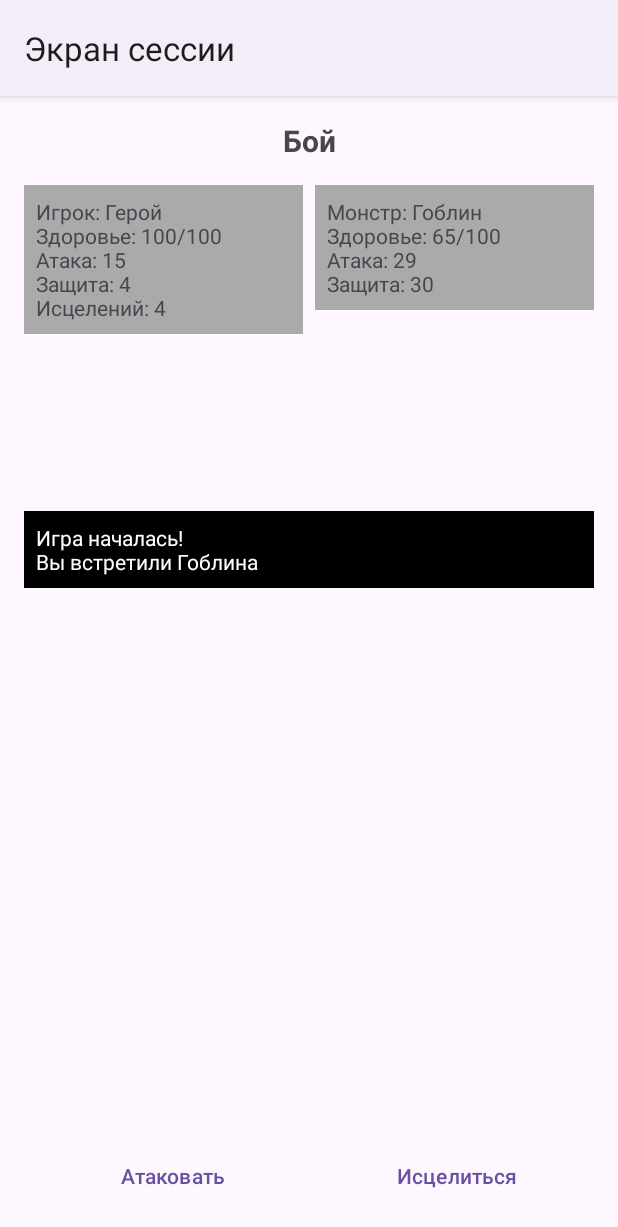
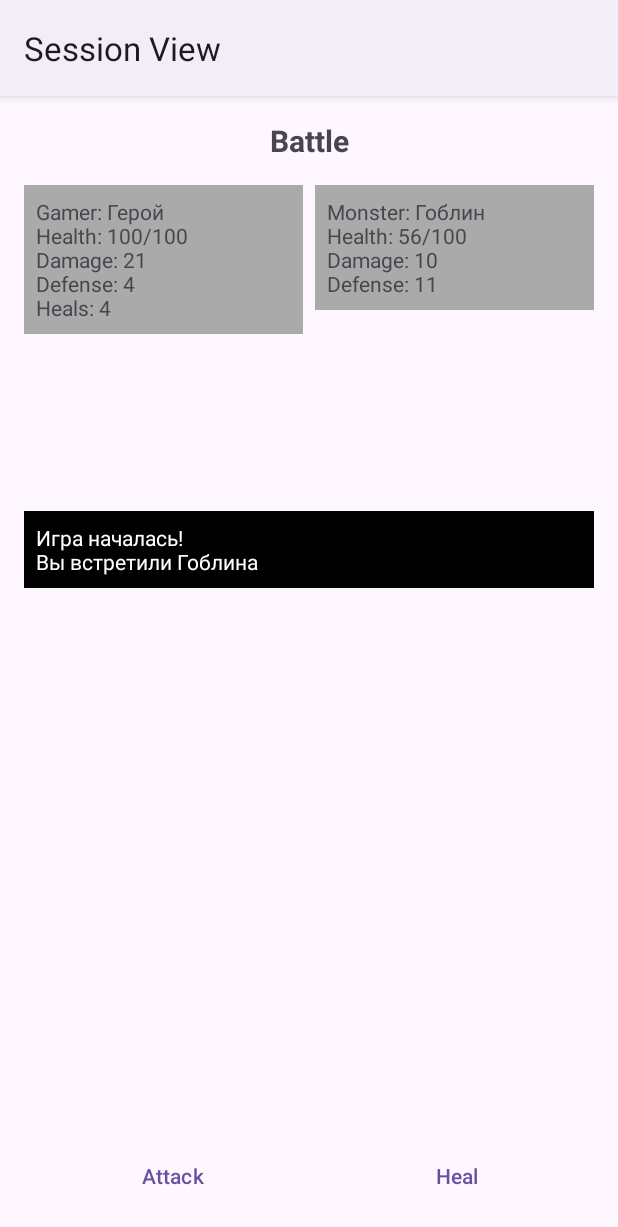
Before and after one commit to 5centsight/headsxhandstask, an Android app: the GameActivity screen opened directly, with no data from a screen before it, on a phone screen of 412 x 824 dp. Shown: the top 1227 px of the screen. Run offline under Robolectric (Android 15) with nearby library versions, the phone set to English and light mode, and no system bars.

Commit message:
Added RU-locale, extract string sources

```diff
--- a/app/src/main/java/com/pets/testtask/GameActivity.kt
+++ b/app/src/main/java/com/pets/testtask/GameActivity.kt
@@ -65,20 +65,20 @@ class GameActivity : AppCompatActivity() {
 
     private fun showGameOverDialog() {
         AlertDialog.Builder(this)
-            .setTitle("Игра окончена")
-            .setMessage("Вы проиграли. Хотите сыграть еще?")
-            .setPositiveButton("Новая игра") { _, _ -> startNewGame() }
-            .setNegativeButton("Выйти") { _, _ -> finish() }
+            .setTitle(getString(R.string.game_over))
+            .setMessage(getString(R.string.lost_message))
+            .setPositiveButton(getString(R.string.new_game)) { _, _ -> startNewGame() }
+            .setNegativeButton(getString(R.string.quit)) { _, _ -> finish() }
             .setCancelable(false)
             .show()
     }
 
     private fun showVictoryDialog() {
         AlertDialog.Builder(this)
-            .setTitle("Победа!")
-            .setMessage("Вы победили всех монстров! Хотите сыграть еще?")
-            .setPositiveButton("Новая игра") { _, _ -> startNewGame() }
-            .setNegativeButton("Выйти") { _, _ -> finish() }
+            .setTitle(getString(R.string.game_win))
+            .setMessage(getString(R.string.win_message))
+            .setPositiveButton(getString(R.string.new_game)) { _, _ -> startNewGame() }
+            .setNegativeButton(getString(R.string.quit)) { _, _ -> finish() }
             .setCancelable(false)
             .show()
     }
@@ -88,21 +88,21 @@ class GameActivity : AppCompatActivity() {
 
         state.player.let { player ->
             playerStatsTextView.text = """
-                Игрок: ${player.name}
-                Здоровье: ${player.health}/${player.maxHealth}
-                Атака: ${player.attack}
-                Защита: ${player.defense}
-                Исцелений: ${player.healCount}
+                ${getString(R.string.player)}: ${player.name}
+                ${getString(R.string.health)}: ${player.health}/${player.maxHealth}
+                ${getString(R.string.damage)}: ${player.attack}
+                ${getString(R.string.defense)}: ${player.defense}
+                ${getString(R.string.heals_count)}: ${player.healCount}
             """.trimIndent()
 
         }
 
         state.currentMonster?.let { monster ->
             monsterStatsTextView.text = """
-                Монстр: ${monster.name}
-                Здоровье: ${monster.health}/${monster.maxHealth}
-                Атака: ${monster.attack}
-                Защита: ${monster.defense}
+                ${getString(R.string.monster)}: ${monster.name}
+                ${getString(R.string.health)}: ${monster.health}/${monster.maxHealth}
+                ${getString(R.string.damage)}: ${monster.attack}
+                ${getString(R.string.defense)}: ${monster.defense}
             """.trimIndent()
         } ?: run {
             monsterStatsTextView.text = "Все монстры побеждены!"
--- a/app/src/main/res/layout/activity_game.xml
+++ b/app/src/main/res/layout/activity_game.xml
@@ -9,7 +9,7 @@
     <TextView
         android:layout_width="match_parent"
         android:layout_height="wrap_content"
-        android:text="@string/Battle"
+        android:text="@string/battle"
         android:textSize="20sp"
         android:textStyle="bold"
         android:gravity="center"
@@ -68,7 +68,7 @@
             android:layout_width="0dp"
             android:layout_height="wrap_content"
             android:layout_weight="1"
-            android:text="@string/Attack"
+            android:text="@string/attack"
             style="?android:attr/buttonBarButtonStyle" />
 
         <Button
@@ -76,7 +76,7 @@
             android:layout_width="0dp"
             android:layout_height="wrap_content"
             android:layout_weight="1"
-            android:text="@string/Heal"
+            android:text="@string/heal"
             android:layout_marginStart="8dp"
             style="?android:attr/buttonBarButtonStyle" />
 
--- a/app/src/main/res/layout/activity_main.xml
+++ b/app/src/main/res/layout/activity_main.xml
@@ -9,7 +9,7 @@
     <TextView
         android:layout_width="wrap_content"
         android:layout_height="wrap_content"
-        android:text="@string/GamerAndMonsters"
+        android:text="@string/gamer_n_monsters"
         android:textSize="24sp"
         android:textStyle="bold"
         android:layout_marginBottom="32dp"/>
@@ -18,13 +18,13 @@
         android:id="@+id/startButton"
         android:layout_width="wrap_content"
         android:layout_height="wrap_content"
-        android:text="@string/StartGame"
+        android:text="@string/start_game"
         android:layout_marginBottom="16dp"/>
 
     <Button
         android:id="@+id/exitButton"
         android:layout_width="wrap_content"
         android:layout_height="wrap_content"
-        android:text="@string/Quit"/>
+        android:text="@string/quit" />
 
 </LinearLayout>
--- a/app/src/main/res/values/strings.xml
+++ b/app/src/main/res/values/strings.xml
@@ -1,10 +1,21 @@
 <resources>
-    <string name="app_name">Тестовое задание</string>
-    <string name="title_activity_game">"Экран сессии"</string>
-    <string name="Attack">Атаковать</string>
-    <string name="Heal">Исцелиться</string>
-    <string name="Battle">Бой</string>
-    <string name="GamerAndMonsters">Игрок и Монстры</string>
-    <string name="StartGame">Начать игру</string>
-    <string name="Quit">Выйти</string>
+    <string name="app_name">Test Task</string>
+    <string name="title_activity_game">Session View</string>
+    <string name="attack">Attack</string>
+    <string name="battle">Battle</string>
+    <string name="gamer_n_monsters">Gamer And Monsters</string>
+    <string name="heal">Heal</string>
+    <string name="start_game">Start Game</string>
+    <string name="quit">Quit</string>
+    <string name="game_over">Game Over</string>
+    <string name="new_game">New Game</string>
+    <string name="lost_message">You lost. Want to play again?</string>
+    <string name="game_win">Victory!</string>
+    <string name="win_message">You\'ve defeated all the monsters! Want to play again?</string>
+    <string name="player">Gamer</string>
+    <string name="health">Health</string>
+    <string name="defense">Defense</string>
+    <string name="damage">Damage</string>
+    <string name="heals_count">Heals</string>
+    <string name="monster">Monster</string>
 </resources>
```
Also changed, not shown: 1 other file.
